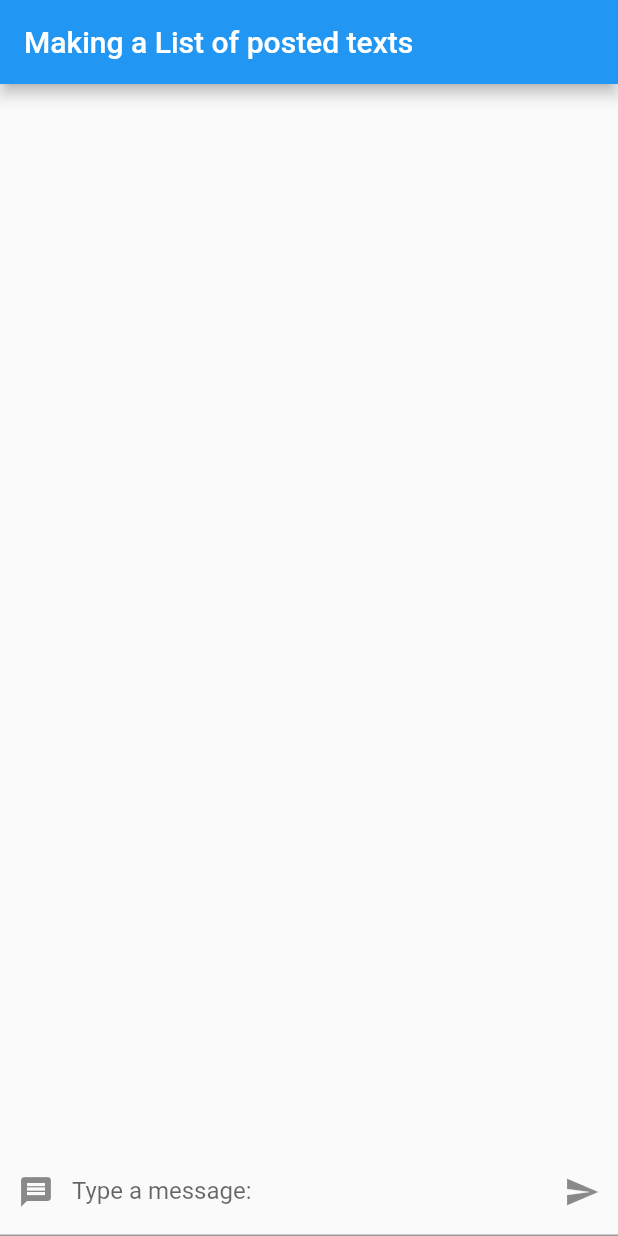
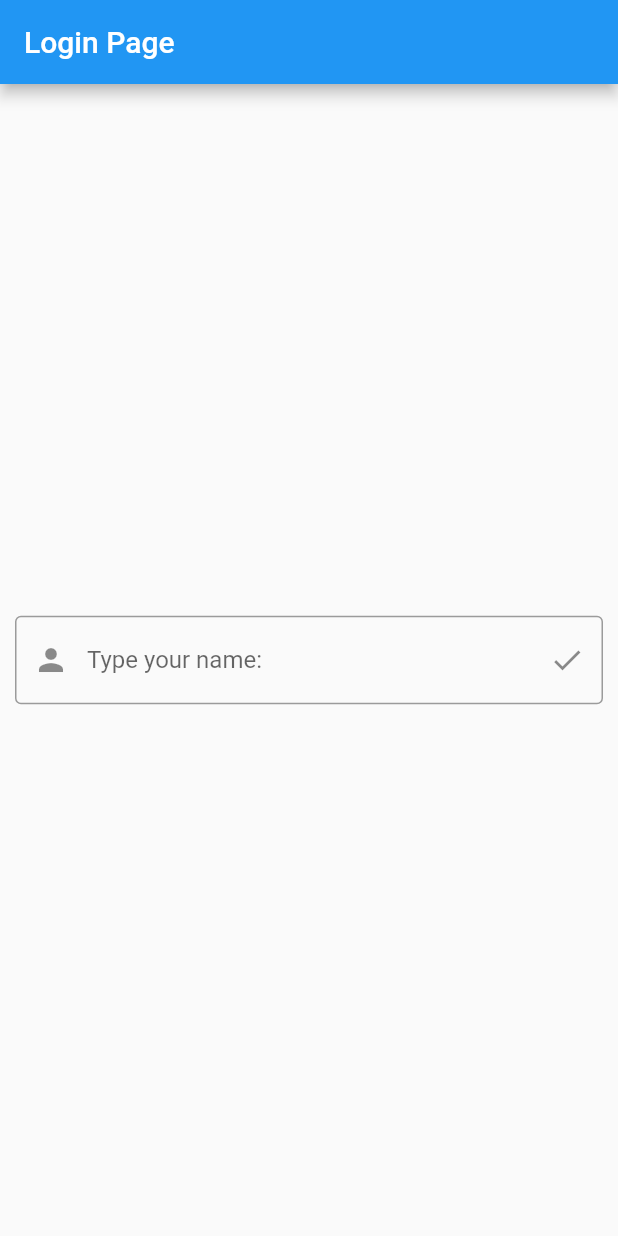
Before and after one commit to AlejoRMinetti/flutter-twt-tutorial, a Flutter app: the screen it shows after launch, on a phone screen of 412 x 824 dp. Run offline on Flutter 3.47's test engine with Material 2 defaults, Android fonts, the phone set to English and light mode, and no system bars.

Commit message:
Creating Login Page

```diff
--- /dev/null
+++ b/lib/login.dart
@@ -0,0 +1,49 @@
+import 'package:flutter/material.dart';
+import 'package:hello_world/myHomePage.dart';
+
+class LoginPage extends StatelessWidget {
+  @override
+  Widget build(BuildContext context) {
+    return Scaffold(appBar: AppBar(title: Text('Login Page')), body: Body());
+  }
+}
+
+class Body extends StatefulWidget {
+  @override
+  _BodyState createState() => _BodyState();
+}
+
+class _BodyState extends State<Body> {
+  String name;
+  TextEditingController controller = new TextEditingController();
+
+  void click() {
+    this.name = controller.text;
+    Navigator.push(context,
+        MaterialPageRoute(builder: (context) => MyHomePage(this.name)));
+  }
+
+  @override
+  Widget build(BuildContext context) {
+    return Align(
+      alignment: Alignment.center,
+      child: Padding(
+        padding: EdgeInsets.all(10),
+        child: TextField(
+          controller: this.controller,
+          decoration: InputDecoration(
+              prefixIcon: Icon(Icons.person),
+              labelText: "Type your name:",
+              border: OutlineInputBorder(
+                  borderSide: BorderSide(width: 5, color: Colors.black)),
+              suffixIcon: IconButton(
+                icon: Icon(Icons.done),
+                splashColor: Colors.blue,
+                tooltip: "Submit name",
+                onPressed: this.click,
+              )),
+        ),
+      ),
+    );
+  }
+}
--- a/lib/main.dart
+++ b/lib/main.dart
@@ -1,5 +1,5 @@
 import 'package:flutter/material.dart';
-import 'myHomePage.dart';
+import 'package:hello_world/login.dart';
 
 void main() {
   runApp(MyApp());
@@ -15,7 +15,7 @@ class MyApp extends StatelessWidget {
         primarySwatch: Colors.blue,
         visualDensity: VisualDensity.adaptivePlatformDensity,
       ),
-      home: MyHomePage(),
+      home: LoginPage(),
     );
   }
 }
--- a/lib/myHomePage.dart
+++ b/lib/myHomePage.dart
@@ -4,6 +4,10 @@ import 'postList.dart';
 import 'textInputWidget.dart';
 
 class MyHomePage extends StatefulWidget {
+  final String name;
+
+  MyHomePage(this.name);
+
   @override
   _MyHomePageState createState() => _MyHomePageState();
 }
@@ -13,14 +17,14 @@ class _MyHomePageState extends State<MyHomePage> {
 
   void newPost(String text) {
     this.setState(() {
-      posts.add(new Post(text, "CHAMA"));
+      posts.add(new Post(text, widget.name));
     });
   }
 
   @override
   Widget build(BuildContext context) {
     return Scaffold(
-        appBar: AppBar(title: Text('Making a List of posted texts')),
+        appBar: AppBar(title: Text('Message list page')),
         body: Column(
           children: <Widget>[
             Expanded(
```
